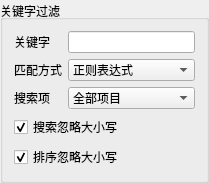
Before: the Qt Designer form cosmetic_src/CommonQt/SearchBox.ui in oaheiw/darwinner, drawn with Qt 5.
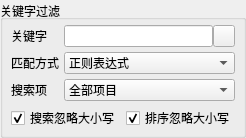
After: the same form once the commit is applied. Icons and pictures are not drawn.

Diff of the .ui file:
```diff
--- a/cosmetic_src/CommonQt/SearchBox.ui
+++ b/cosmetic_src/CommonQt/SearchBox.ui
@@ -6,8 +6,8 @@
    <rect>
     <x>0</x>
     <y>0</y>
-    <width>209</width>
-    <height>159</height>
+    <width>244</width>
+    <height>138</height>
    </rect>
   </property>
   <property name="sizePolicy">
@@ -20,6 +20,9 @@
    <string>SearchBox</string>
   </property>
   <layout class="QVBoxLayout" name="verticalLayout_2">
+   <property name="spacing">
+    <number>0</number>
+   </property>
    <property name="margin">
     <number>0</number>
    </property>
@@ -37,9 +40,22 @@
      <property name="alignment">
       <set>Qt::AlignLeading|Qt::AlignLeft|Qt::AlignVCenter</set>
      </property>
-     <layout class="QVBoxLayout" name="verticalLayout">
-      <item>
-       <layout class="QGridLayout" name="gridLayout_3">
+     <layout class="QGridLayout" name="gridLayout">
+      <property name="leftMargin">
+       <number>8</number>
+      </property>
+      <property name="topMargin">
+       <number>5</number>
+      </property>
+      <property name="rightMargin">
+       <number>8</number>
+      </property>
+      <property name="bottomMargin">
+       <number>5</number>
+      </property>
+      <property name="spacing">
+       <number>5</number>
+      </property>
         <item row="0" column="0">
          <widget class="QLabel" name="keywordLabel">
           <property name="text">
@@ -57,7 +73,63 @@
          </widget>
         </item>
         <item row="0" column="1">
-         <widget class="QLineEdit" name="keywordLineEdit"/>
+       <layout class="QHBoxLayout" name="horizontalLayout_2" stretch="10,0">
+        <property name="spacing">
+         <number>0</number>
+        </property>
+        <item>
+         <widget class="QLineEdit" name="keywordLineEdit">
+          <property name="toolTip">
+           <string>正则表达式方式下，您可以使用下列连接符
+来进行搜索。
+  1、或者连接符：|
+  输入“A|B”表示搜索出含A或者B的项目
+  2、与连接符：&amp;
+  输入“A&amp;B”表示搜索出同时含A和B的项目
+这些连接符都是可以级联的，即你可以输入：
+A&amp;B&amp;C|D|E&amp;F……</string>
+          </property>
+          <property name="statusTip">
+           <string/>
+          </property>
+         </widget>
+        </item>
+        <item>
+         <widget class="QPushButton" name="clearButton">
+          <property name="minimumSize">
+           <size>
+            <width>22</width>
+            <height>0</height>
+           </size>
+          </property>
+          <property name="maximumSize">
+           <size>
+            <width>22</width>
+            <height>16777215</height>
+           </size>
+          </property>
+          <property name="toolTip">
+           <string>清空关键字</string>
+          </property>
+          <property name="statusTip">
+           <string>清空关键字</string>
+          </property>
+          <property name="text">
+           <string/>
+          </property>
+          <property name="icon">
+           <iconset resource="../Cosmetic/Cosmetic.qrc">
+            <normaloff>:/common/Resources/no.png</normaloff>:/common/Resources/no.png</iconset>
+          </property>
+          <property name="iconSize">
+           <size>
+            <width>16</width>
+            <height>16</height>
+           </size>
+          </property>
+         </widget>
+        </item>
+       </layout>
         </item>
         <item row="1" column="0">
          <widget class="QLabel" name="patternLabel">
@@ -113,8 +185,8 @@
           </item>
          </widget>
         </item>
-       </layout>
-      </item>
+      <item row="3" column="0" colspan="2">
+       <layout class="QHBoxLayout" name="horizontalLayout">
       <item>
        <widget class="QCheckBox" name="SearchCaseCheckBox">
         <property name="text">
@@ -136,6 +208,8 @@
        </widget>
       </item>
      </layout>
+      </item>
+     </layout>
     </widget>
    </item>
   </layout>
```
Left out of the diff: 25 changed lines with no effect on the pictures. Lines whose indentation alone changed are shown as unchanged.
